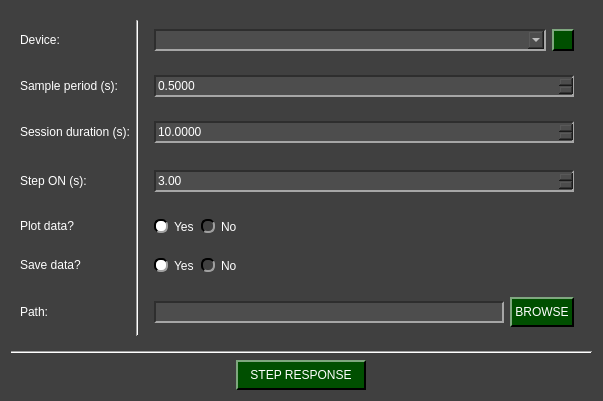
The window that pydaq/uis/PyDAQ_step_response_Arduino_widget.ui (samirmartins/pydaq) describes before a commit, drawn with Qt 5.
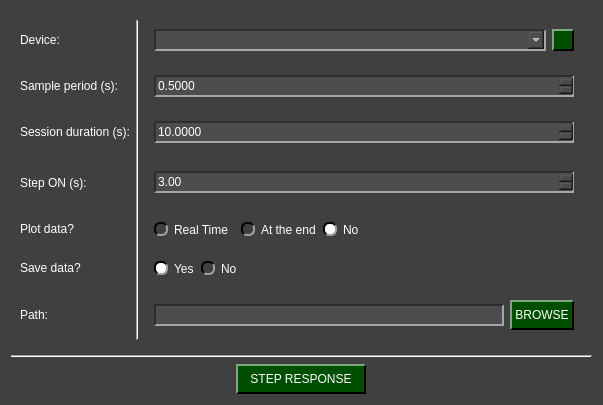
The same window after the commit. Icons and pictures are not drawn.

The edit to the form file:
```diff
--- a/pydaq/uis/PyDAQ_step_response_Arduino_widget.ui
+++ b/pydaq/uis/PyDAQ_step_response_Arduino_widget.ui
@@ -7,7 +7,7 @@
     <x>0</x>
     <y>0</y>
     <width>603</width>
-    <height>401</height>
+    <height>405</height>
    </rect>
   </property>
   <property name="windowTitle">
@@ -421,10 +421,27 @@
          <item>
           <widget class="QRadioButton" name="yes_plot_radio">
            <property name="text">
-            <string>Yes</string>
+            <string>Real Time</string>
            </property>
            <property name="checked">
-            <bool>true</bool>
+            <bool>false</bool>
+           </property>
+           <attribute name="buttonGroup">
+            <string notr="true">plot_radio_group</string>
+           </attribute>
+          </widget>
+         </item>
+         <item>
+          <widget class="QLabel" name="label_warning">
+           <property name="text">
+            <string>&lt;html&gt;&lt;head/&gt;&lt;body&gt;&lt;p&gt;&lt;img src=&quot;:/imgs/imgs/Warning_logo.png&quot;/&gt;&lt;/p&gt;&lt;/body&gt;&lt;/html&gt;</string>
+           </property>
+          </widget>
+         </item>
+         <item>
+          <widget class="QRadioButton" name="yes_ate_plot_radio">
+           <property name="text">
+            <string>At the end</string>
            </property>
            <attribute name="buttonGroup">
             <string notr="true">plot_radio_group</string>
@@ -436,6 +453,9 @@
            <property name="text">
             <string>No</string>
            </property>
+           <property name="checked">
+            <bool>true</bool>
+           </property>
            <attribute name="buttonGroup">
             <string notr="true">plot_radio_group</string>
            </attribute>
```
Left out of the diff: 2 changed lines with no effect on the pictures.
